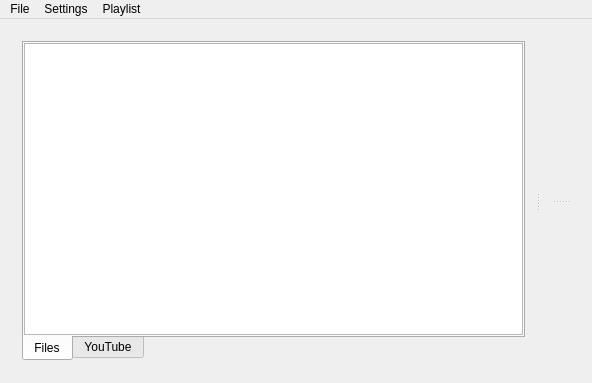
This is src/mainapp/mainwindow.ui in ABuus/partyplayer as Qt 5 draws it before an edit. The edited form follows.
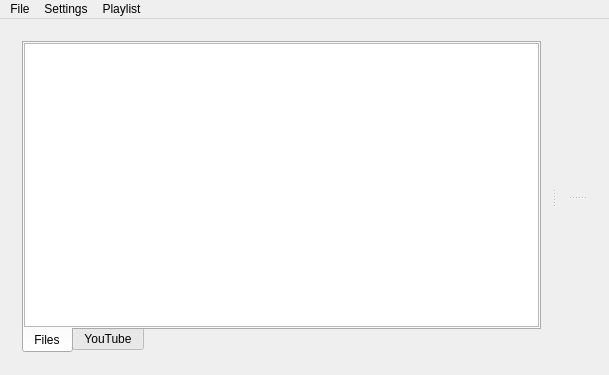
This is the edited form. Icons and pictures are not drawn.

Commit message: fixed resize on youtube widget. youtube player control is now done in cpp not js

```diff
--- a/src/mainapp/mainwindow.ui
+++ b/src/mainapp/mainwindow.ui
@@ -6,8 +6,8 @@
    <rect>
     <x>0</x>
     <y>0</y>
-    <width>592</width>
-    <height>383</height>
+    <width>609</width>
+    <height>375</height>
    </rect>
   </property>
   <property name="windowTitle">
@@ -19,8 +19,14 @@
   </property>
   <widget class="QWidget" name="centralWidget">
    <layout class="QGridLayout" name="gridLayout">
-    <item row="0" column="0">
+    <item row="0" column="1">
      <widget class="QSplitter" name="splitter_2">
+      <property name="sizePolicy">
+       <sizepolicy hsizetype="Expanding" vsizetype="Preferred">
+        <horstretch>0</horstretch>
+        <verstretch>0</verstretch>
+       </sizepolicy>
+      </property>
       <property name="orientation">
        <enum>Qt::Horizontal</enum>
       </property>
@@ -118,6 +124,9 @@
        </property>
        <widget class="QWidget" name="gridLayoutWidget">
         <layout class="QGridLayout" name="videoContainer">
+         <property name="sizeConstraint">
+          <enum>QLayout::SetDefaultConstraint</enum>
+         </property>
          <property name="spacing">
           <number>0</number>
          </property>
@@ -140,7 +149,7 @@
     <rect>
      <x>0</x>
      <y>0</y>
-     <width>592</width>
+     <width>609</width>
      <height>21</height>
     </rect>
    </property>
```
The commit also changes 3 other files.
